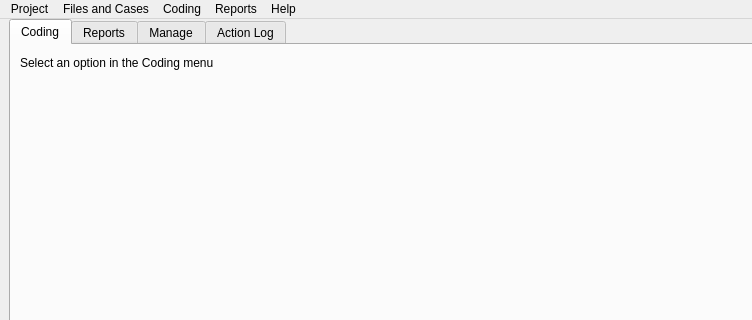
Above: GUI_UIs/ui_main.ui from ccbogel/QualCoder before the change; both pictures show x 0 to 752 and y 0 to 320 of the 1024 by 600 pixel window. Below: the same form after it.
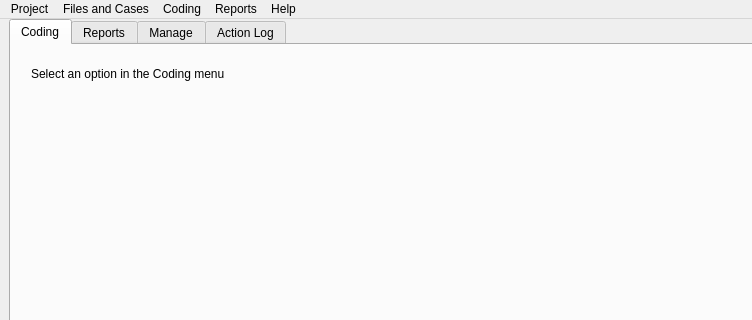
That is the form after the change.

The edit to the form file:
```diff
--- a/GUI_UIs/ui_main.ui
+++ b/GUI_UIs/ui_main.ui
@@ -33,8 +33,8 @@
        <widget class="QLabel" name="label_coding">
         <property name="geometry">
          <rect>
-          <x>9</x>
-          <y>9</y>
+          <x>20</x>
+          <y>20</y>
           <width>581</width>
           <height>17</height>
          </rect>
```
